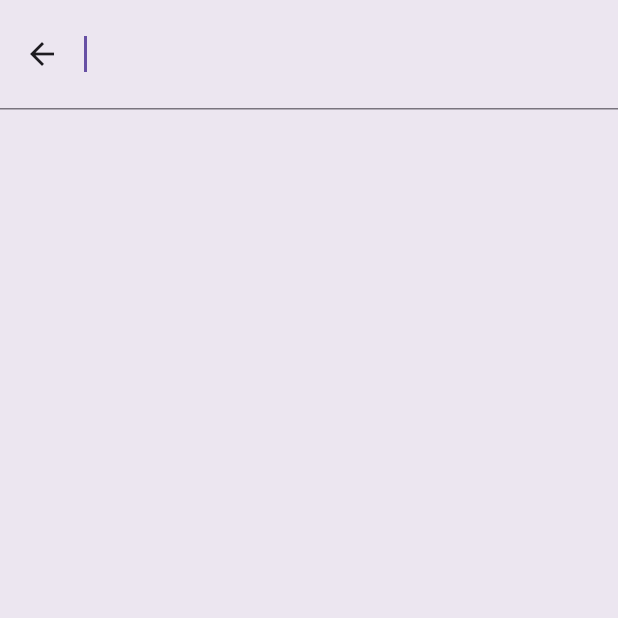
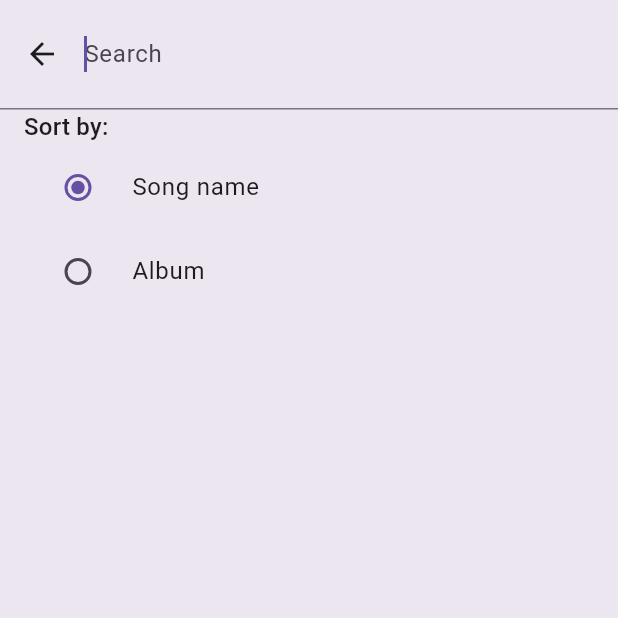
Before and after one commit to outdoorapps/music_search, a Flutter app: the screen it shows after launch, after a tap on the "search" icon, on a phone screen of 412 x 824 dp, the top half of it. Run offline on Flutter 3.47's test engine with Material 3 defaults, Android fonts, the phone set to English and light mode, and no system bars; our stand-ins replace dart_mappable, flutter_bloc, hydrated_bloc; generated files the repository leaves out were written again; network calls fail.

Commit message:
Created search UI; fixed hot reload issue

```diff
--- a/lib/home_screen.dart
+++ b/lib/home_screen.dart
@@ -1,5 +1,8 @@
 import 'package:flutter/material.dart';
-import 'package:music_search/app_repository.dart';
+import 'package:flutter_bloc/flutter_bloc.dart';
+import 'package:music_search/generated/l10n.dart';
+import 'package:music_search/internal_state/persistent_bloc.dart';
+import 'package:music_search/utils/enums.dart';
 
 class HomeScreen extends StatefulWidget {
   const HomeScreen({super.key});
@@ -9,9 +12,23 @@ class HomeScreen extends StatefulWidget {
 }
 
 class HomeScreenState extends State<HomeScreen> {
+  final SearchController _searchController = SearchController();
+  late FocusNode _focusNode;
+
+  @override
+  void initState() {
+    _focusNode = FocusNode(canRequestFocus: false);
+    super.initState();
+  }
+
+  @override
+  void dispose() {
+    _focusNode.dispose();
+    super.dispose();
+  }
+
   @override
   Widget build(BuildContext context) {
-    final results = AppRepository.itunesResponse;
     return Scaffold(
         appBar: AppBar(
           flexibleSpace: Padding(
@@ -21,20 +38,106 @@ class HomeScreenState extends State<HomeScreen> {
                     top: MediaQuery.of(context).viewPadding.top,
                     left: 16.0,
                     right: 16.0),
-            child: SearchAnchor(builder: (context, searchController) {
+            child: _getSearchBar(),
+          ),
+        ),
+        body: const SizedBox());
+  }
+
+  Widget _getSearchBar() {
+    return Builder(builder: (context) {
+      return SearchAnchor(
+          viewHintText: S.of(context).search,
+          builder: (context, searchController) {
             return SearchBar(
+              hintText: S.of(context).search,
+              textInputAction: TextInputAction.search,
               controller: searchController,
+              focusNode: _focusNode,
               leading: IconButton(
                 icon: const Icon(Icons.search),
                 onPressed: () => searchController.openView(),
               ),
-                onTap: () => searchController.openView(),
+              onTap: () {
+                searchController.openView();
+                FocusScope.of(context).unfocus();
+              },
             );
-            }, suggestionsBuilder: (context, searchController) {
-              return [];
-            }),
+          },
+          viewBuilder: (suggestions) {
+            List<Widget> widgets = _searchController.text.isNotEmpty &&
+                    suggestions.isEmpty
+                ? [
+                    ListTile(
+                        title: Center(child: Text(S.of(context).no_results)))
+                  ]
+                : suggestions.toList();
+
+            return BlocListener<PersistentBloc, PersistentState>(
+              listener: (context, state) {
+                // Triggers suggestionsBuilder on filters change (causes 2 queries)
+                final query = _searchController.text;
+                _searchController.text = '';
+                _searchController.text = query;
+              },
+              child: Column(
+                crossAxisAlignment: CrossAxisAlignment.start,
+                children: [
+                  _getSortRadioButtons(),
+                  Expanded(
+                    child: MediaQuery.removePadding(
+                      context: context,
+                      removeTop: true,
+                      child: ListView(children: widgets),
                     ),
                   ),
-        body: const SizedBox());
+                ],
+              ),
+            );
+          },
+          suggestionsBuilder: (context, searchController) {
+            return [];
+          });
+    });
+  }
+
+  Widget _getSortRadioButtons() {
+    return Padding(
+      padding: const EdgeInsets.symmetric(horizontal: 16.0),
+      child: BlocBuilder<PersistentBloc, PersistentState>(
+          builder: (context, state) {
+        return Wrap(
+          spacing: 8.0,
+          children: [
+            Text('${S.of(context).sort_by}:',
+                style: Theme.of(context).textTheme.titleMedium),
+            RadioListTile(
+                title: Text(S.of(context).song_name),
+                value: SortingType.song,
+                groupValue: state.sortingType,
+                onChanged: (sortingType) {
+                  if (sortingType != null) {
+                    context.read<PersistentBloc>().add(
+                        UpdatePersistentStateEvent(
+                            type: PersistentType.sortingType,
+                            value: sortingType));
+                  }
+                }),
+            RadioListTile(
+                title: Text(S.of(context).album),
+                value: SortingType.album,
+                groupValue: state.sortingType,
+                onChanged: (sortingType) {
+                  if (sortingType != null) {
+                    context.read<PersistentBloc>().add(
+                        UpdatePersistentStateEvent(
+                            type: PersistentType.sortingType,
+                            value: sortingType));
+                  }
+                }),
+          ],
+        );
+      }),
+    );
   }
 }
--- /dev/null
+++ b/lib/internal_state/persistent_bloc.dart
@@ -0,0 +1,55 @@
+import 'package:dart_mappable/dart_mappable.dart';
+import 'package:hydrated_bloc/hydrated_bloc.dart';
+import 'package:music_search/utils/debug.dart';
+import 'package:music_search/utils/enums.dart';
+
+part 'persistent_bloc.mapper.dart';
+
+enum PersistentType<T> {
+  sortingType<SortingType>(),
+}
+
+class PersistentBloc extends HydratedBloc<PersistentEvent, PersistentState> {
+  static const SortingType defaultSortingType = SortingType.song;
+
+  PersistentBloc() : super(PersistentState()) {
+    on<UpdatePersistentStateEvent>((event, emit) {
+      switch (event.type) {
+        case PersistentType.sortingType:
+          p('${event.value}');
+          emit(state.copyWith(sortingType: event.value));
+          break;
+      }
+    });
+  }
+
+  @override
+  PersistentState? fromJson(Map<String, dynamic> json) =>
+      PersistentStateMapper.fromMap(json);
+
+  @override
+  Map<String, dynamic>? toJson(PersistentState state) => state.toMap();
+}
+
+abstract class PersistentEvent {}
+
+class UpdatePersistentStateEvent<T> extends PersistentEvent {
+  PersistentType<T> type;
+  T value;
+
+  UpdatePersistentStateEvent({required this.type, required this.value}) {
+    assert(
+        T != dynamic && T != Object,
+        'Type for PersistentType<T> and should not be generic, '
+        'but type $T is passed, this may happen if UserSettings<T> and value'
+        'are not of the same type.');
+  }
+}
+
+@MappableClass()
+class PersistentState with PersistentStateMappable {
+  SortingType sortingType;
+
+  //todo search history
+  PersistentState({this.sortingType = PersistentBloc.defaultSortingType});
+}
--- /dev/null
+++ b/lib/internal_state/persistent_bloc.mapper.dart
@@ -0,0 +1,115 @@
+// coverage:ignore-file
+// GENERATED CODE - DO NOT MODIFY BY HAND
+// ignore_for_file: type=lint
+// ignore_for_file: unused_element, unnecessary_cast, override_on_non_overriding_member
+// ignore_for_file: strict_raw_type, inference_failure_on_untyped_parameter
+
+part of 'persistent_bloc.dart';
+
+class PersistentStateMapper extends ClassMapperBase<PersistentState> {
+  PersistentStateMapper._();
+
+  static PersistentStateMapper? _instance;
+  static PersistentStateMapper ensureInitialized() {
+    if (_instance == null) {
+      MapperContainer.globals.use(_instance = PersistentStateMapper._());
+      SortingTypeMapper.ensureInitialized();
+    }
+    return _instance!;
+  }
+
+  @override
+  final String id = 'PersistentState';
+
+  static SortingType _$sortingType(PersistentState v) => v.sortingType;
+  static const Field<PersistentState, SortingType> _f$sortingType = Field(
+      'sortingType', _$sortingType,
+      opt: true, def: PersistentBloc.defaultSortingType);
+
+  @override
+  final MappableFields<PersistentState> fields = const {
+    #sortingType: _f$sortingType,
+  };
+
+  static PersistentState _instantiate(DecodingData data) {
+    return PersistentState(sortingType: data.dec(_f$sortingType));
+  }
+
+  @override
+  final Function instantiate = _instantiate;
+
+  static PersistentState fromMap(Map<String, dynamic> map) {
+    return ensureInitialized().decodeMap<PersistentState>(map);
+  }
+
+  static PersistentState fromJson(String json) {
+    return ensureInitialized().decodeJson<PersistentState>(json);
+  }
+}
+
+mixin PersistentStateMappable {
+  String toJson() {
+    return PersistentStateMapper.ensureInitialized()
+        .encodeJson<PersistentState>(this as PersistentState);
+  }
+
+  Map<String, dynamic> toMap() {
+    return PersistentStateMapper.ensureInitialized()
+        .encodeMap<PersistentState>(this as PersistentState);
+  }
+
+  PersistentStateCopyWith<PersistentState, PersistentState, PersistentState>
+      get copyWith => _PersistentStateCopyWithImpl(
+          this as PersistentState, $identity, $identity);
+  @override
+  String toString() {
+    return PersistentStateMapper.ensureInitialized()
+        .stringifyValue(this as PersistentState);
+  }
+
+  @override
+  bool operator ==(Object other) {
+    return PersistentStateMapper.ensureInitialized()
+        .equalsValue(this as PersistentState, other);
+  }
+
+  @override
+  int get hashCode {
+    return PersistentStateMapper.ensureInitialized()
+        .hashValue(this as PersistentState);
+  }
+}
+
+extension PersistentStateValueCopy<$R, $Out>
+    on ObjectCopyWith<$R, PersistentState, $Out> {
+  PersistentStateCopyWith<$R, PersistentState, $Out> get $asPersistentState =>
+      $base.as((v, t, t2) => _PersistentStateCopyWithImpl(v, t, t2));
+}
+
+abstract class PersistentStateCopyWith<$R, $In extends PersistentState, $Out>
+    implements ClassCopyWith<$R, $In, $Out> {
+  $R call({SortingType? sortingType});
+  PersistentStateCopyWith<$R2, $In, $Out2> $chain<$R2, $Out2>(
+      Then<$Out2, $R2> t);
+}
+
+class _PersistentStateCopyWithImpl<$R, $Out>
+    extends ClassCopyWithBase<$R, PersistentState, $Out>
+    implements PersistentStateCopyWith<$R, PersistentState, $Out> {
+  _PersistentStateCopyWithImpl(super.value, super.then, super.then2);
+
+  @override
+  late final ClassMapperBase<PersistentState> $mapper =
+      PersistentStateMapper.ensureInitialized();
+  @override
+  $R call({SortingType? sortingType}) => $apply(
+      FieldCopyWithData({if (sortingType != null) #sortingType: sortingType}));
+  @override
+  PersistentState $make(CopyWithData data) => PersistentState(
+      sortingType: data.get(#sortingType, or: $value.sortingType));
+
+  @override
+  PersistentStateCopyWith<$R2, PersistentState, $Out2> $chain<$R2, $Out2>(
+          Then<$Out2, $R2> t) =>
+      _PersistentStateCopyWithImpl($value, $cast, t);
+}
--- /dev/null
+++ b/lib/l10n/intl_en.arb
@@ -0,0 +1,8 @@
+{
+	"caching_itunes_data": "Caching iTunes data...",
+	"search": "Search",
+	"no_results": "No results",
+	"album": "Album",
+	"song_name": "Song name",
+	"sort_by": "Sort by"
+}
--- a/lib/main.dart
+++ b/lib/main.dart
@@ -1,20 +1,48 @@
+import 'dart:async';
+
 import 'package:flutter/foundation.dart';
 import 'package:flutter/material.dart';
 import 'package:flutter_bloc/flutter_bloc.dart';
-import 'package:music_search/app_repository.dart';
+import 'package:hydrated_bloc/hydrated_bloc.dart';
 import 'package:music_search/generated/l10n.dart';
 import 'package:music_search/home_screen.dart';
+import 'package:music_search/internal_state/app_repository.dart';
+import 'package:music_search/internal_state/persistent_bloc.dart';
 import 'package:music_search/utils/debug.dart';
+import 'package:path_provider/path_provider.dart';
 
-void main() {
+void main() async {
   initializeDebugFunctions(kDebugMode);
 
-  runApp(
-      RepositoryProvider(create: (_) => AppRepository(), child: const MyApp()));
+  WidgetsFlutterBinding.ensureInitialized();
+
+  HydratedBloc.storage = await HydratedStorage.build(
+    storageDirectory: kIsWeb
+        ? HydratedStorage.webStorageDirectory
+        : await getApplicationDocumentsDirectory(),
+  );
+
+  runApp(RepositoryProvider(
+      create: (_) => AppRepository(),
+      child:
+          BlocProvider(create: (_) => PersistentBloc(), child: const MyApp())));
 }
 
-class MyApp extends StatelessWidget {
+class MyApp extends StatefulWidget {
   const MyApp({super.key});
+
+  @override
+  State<StatefulWidget> createState() => MyAppState();
+}
+
+class MyAppState extends State<MyApp> {
+  late Future<void> _appRepositoryInitiationFuture;
+
+  @override
+  void initState() {
+    _appRepositoryInitiationFuture = AppRepository.ensureInitialized();
+    super.initState();
+  }
 
   @override
   Widget build(BuildContext context) {
@@ -23,6 +51,7 @@ class MyApp extends StatelessWidget {
       localizationsDelegates: const [S.delegate],
       supportedLocales: const [Locale.fromSubtags(languageCode: 'en')],
       home: FutureBuilder(
+        future: _appRepositoryInitiationFuture,
         builder: (context, state) {
           return AnimatedSwitcher(
             duration: const Duration(seconds: 1),
@@ -31,7 +60,6 @@ class MyApp extends StatelessWidget {
                 : _getSplashScreen(context),
           );
         },
-        future: AppRepository.ensureInitialized(),
       ),
     );
   }
--- a/lib/utils/enums.dart
+++ b/lib/utils/enums.dart
@@ -1 +1,8 @@
+import 'package:dart_mappable/dart_mappable.dart';
+
+part 'enums.mapper.dart';
+
 enum BlocStatus { initializing, running, done }
+
+@MappableEnum()
+enum SortingType { song, album }
--- /dev/null
+++ b/lib/utils/enums.mapper.dart
@@ -0,0 +1,53 @@
+// coverage:ignore-file
+// GENERATED CODE - DO NOT MODIFY BY HAND
+// ignore_for_file: type=lint
+// ignore_for_file: unused_element, unnecessary_cast, override_on_non_overriding_member
+// ignore_for_file: strict_raw_type, inference_failure_on_untyped_parameter
+
+part of 'enums.dart';
+
+class SortingTypeMapper extends EnumMapper<SortingType> {
+  SortingTypeMapper._();
+
+  static SortingTypeMapper? _instance;
+  static SortingTypeMapper ensureInitialized() {
+    if (_instance == null) {
+      MapperContainer.globals.use(_instance = SortingTypeMapper._());
+    }
+    return _instance!;
+  }
+
+  static SortingType fromValue(dynamic value) {
+    ensureInitialized();
+    return MapperContainer.globals.fromValue(value);
+  }
+
+  @override
+  SortingType decode(dynamic value) {
+    switch (value) {
+      case 'song':
+        return SortingType.song;
+      case 'album':
+        return SortingType.album;
+      default:
+        throw MapperException.unknownEnumValue(value);
+    }
+  }
+
+  @override
+  dynamic encode(SortingType self) {
+    switch (self) {
+      case SortingType.song:
+        return 'song';
+      case SortingType.album:
+        return 'album';
+    }
+  }
+}
+
+extension SortingTypeMapperExtension on SortingType {
+  String toValue() {
+    SortingTypeMapper.ensureInitialized();
+    return MapperContainer.globals.toValue<SortingType>(this) as String;
+  }
+}
--- a/pubspec.yaml
+++ b/pubspec.yaml
@@ -37,6 +37,9 @@ dependencies:
   http: ^1.2.1
   intl: ^0.18.0
   flutter_bloc: ^8.1.6
+  hydrated_bloc: ^9.1.5
+  dart_mappable: ^4.2.2
+  path_provider: ^2.1.3
 
 dev_dependencies:
   flutter_test:
@@ -48,6 +51,8 @@ dev_dependencies:
   # package. See that file for information about deactivating specific lint
   # rules and activating additional ones.
   flutter_lints: ^3.0.0
+  build_runner: ^2.4.11
+  dart_mappable_builder: ^4.2.3
 
 # For information on the generic Dart part of this file, see the
 # following page: https://dart.dev/tools/pub/pubspec
```
Also changed, not shown: lib/generated/intl/messages_all.dart (added), lib/generated/intl/messages_en.dart (added), lib/generated/l10n.dart (added), lib/internal_state/app_repository.dart (renamed from lib/app_repository.dart), pubspec.lock, 3 other files. Lines whose indentation alone changed are shown as unchanged.
